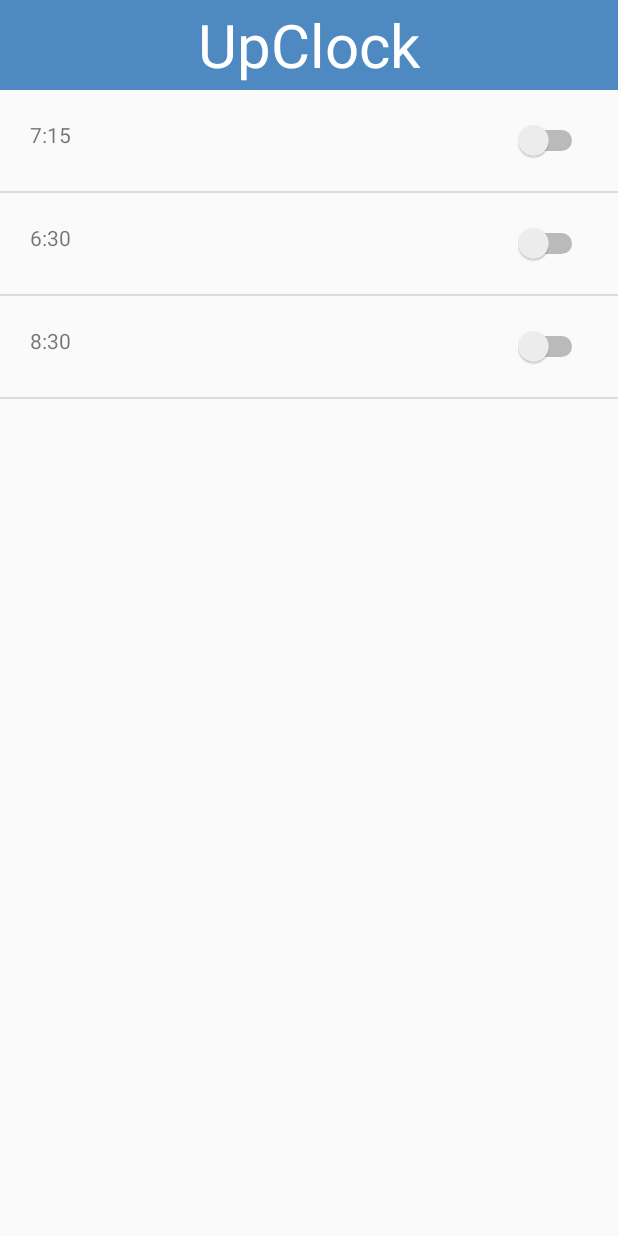
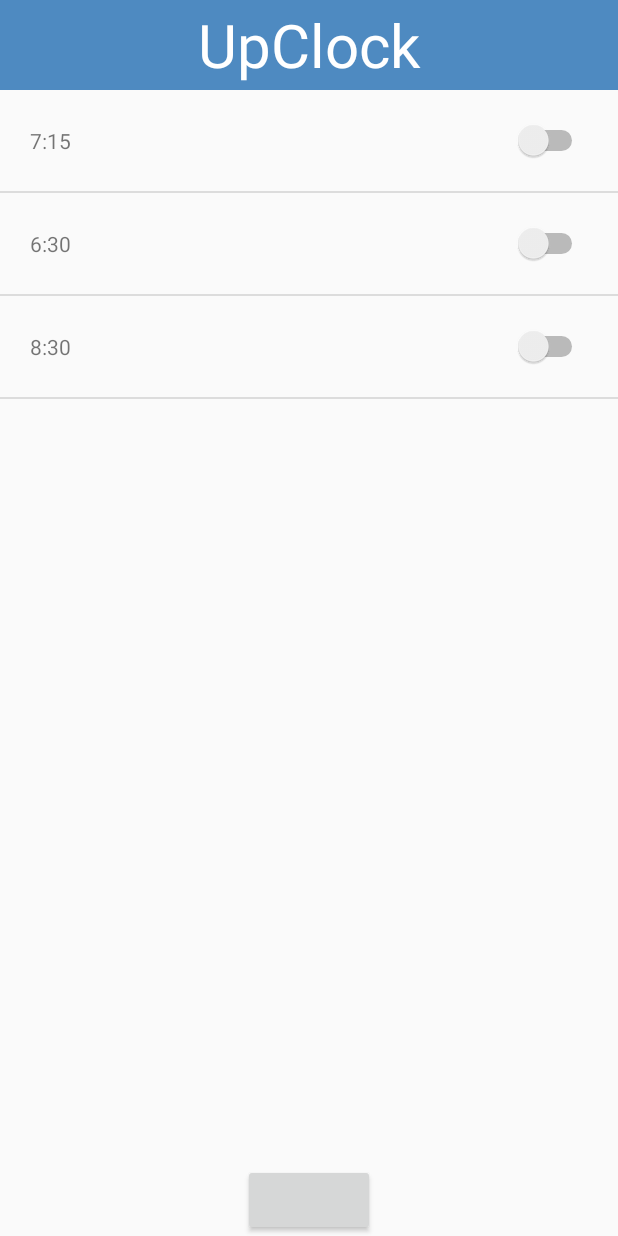
Before and after one commit to mmga/UpClock, an Android app: the screen it shows after launch (AlarmList), on a phone screen of 412 x 824 dp. Run offline under Robolectric (Android 15) with nearby library versions, the phone set to English and light mode, and no system bars.

Commit message:
aty2 add alarm界面

```diff
--- a/app/src/main/AndroidManifest.xml
+++ b/app/src/main/AndroidManifest.xml
@@ -16,6 +16,7 @@
                 <category android:name="android.intent.category.LAUNCHER" />
             </intent-filter>
         </activity>
+        <activity android:name=".activity.AddAlarm" />
     </application>
 
 </manifest>
--- a/app/src/main/java/com/mmga/upclock/activity/AlarmList.java
+++ b/app/src/main/java/com/mmga/upclock/activity/AlarmList.java
@@ -1,20 +1,20 @@
 package com.mmga.upclock.activity;
 
 import android.app.Activity;
+import android.content.Intent;
 import android.os.Bundle;
+import android.view.KeyEvent;
+import android.view.View;
 import android.view.Window;
+import android.widget.Button;
 import android.widget.ListView;
+import android.widget.Toast;
 
 import com.mmga.upclock.R;
 
-/**
- * Created by mmga on 2015/5/10.
- */
+
 public class AlarmList extends Activity {
 
-
-
-    private ListView lv;
 
     @Override
     protected void onCreate(Bundle savedInstanceState) {
@@ -22,12 +22,39 @@ public class AlarmList extends Activity {
         requestWindowFeature(Window.FEATURE_NO_TITLE);
         setContentView(R.layout.alarm_list);
 
-        lv = (ListView) findViewById(R.id.list_view);
+        ListView lv = (ListView) findViewById(R.id.list_view);
         lv.setAdapter(new ListViewAdapter(this));
 
+        Button btnAddAlarm = (Button) findViewById(R.id.btn_add_alarm);
+        btnAddAlarm.setOnClickListener(new View.OnClickListener() {
+            @Override
+            public void onClick(View v) {
+                Intent intent = new Intent(AlarmList.this, AddAlarm.class);
+                startActivity(intent);
+                overridePendingTransition(R.anim.abc_slide_in_bottom, R.anim.abc_slide_out_top);
+            }
+        });
+    }
+
+
+    private long mExitTime;
+    public boolean onKeyDown(int keyCode, KeyEvent event) {
+        if (keyCode == KeyEvent.KEYCODE_BACK) {
+            if ((System.currentTimeMillis() - mExitTime) > 1500) {
+                Toast.makeText(this, "再按一次退出程序", Toast.LENGTH_SHORT).show();
+                mExitTime = System.currentTimeMillis();
+
+            } else {
+                finish();
+            }
+            return true;
+        }
+        return super.onKeyDown(keyCode, event);
     }
 
 
 
 
+
+
 }
--- a/app/src/main/java/com/mmga/upclock/activity/ListCellData.java
+++ b/app/src/main/java/com/mmga/upclock/activity/ListCellData.java
@@ -7,6 +7,7 @@ public class ListCellData {
     private Boolean isAvailable;
     private int hour;
     private int minite;
+
 
     public ListCellData(Boolean isAvailable, int minite, int hour) {
         this.isAvailable = isAvailable;
--- a/app/src/main/java/com/mmga/upclock/activity/ListViewAdapter.java
+++ b/app/src/main/java/com/mmga/upclock/activity/ListViewAdapter.java
@@ -17,9 +17,9 @@ public class ListViewAdapter extends BaseAdapter {
 
 
     private ListCellData[] data = new ListCellData[]{
-            new ListCellData(true, 15, 7),
-            new ListCellData(true, 30, 6),
-            new ListCellData(false, 30, 8)};
+        new ListCellData(true, 15, 7),
+        new ListCellData(true, 30, 6),
+        new ListCellData(false, 30, 8)};
 
 
     private Context context = null;
@@ -31,6 +31,11 @@ public class ListViewAdapter extends BaseAdapter {
     public Context getContext() {
         return context;
     }
+
+
+    /*public void add(ListCellData data1) {
+
+    }*/
 
     @Override
     public int getCount() {
@@ -48,7 +53,9 @@ public class ListViewAdapter extends BaseAdapter {
     }
 
     @Override
-    public View getView(int position, View convertView, ViewGroup parent) {
+    public View getView(final int position, View convertView, ViewGroup parent) {
+
+
 
         LinearLayout ll = null;
         if (convertView != null) {
@@ -60,10 +67,8 @@ public class ListViewAdapter extends BaseAdapter {
         ListCellData data = (ListCellData) getItem(position);
 
         TextView time = (TextView) ll.findViewById(R.id.textview);
-        time.setText(String.format("%d:%d",data.getHour(),data.getMinite()));
-//        Switch isAvailible = (Switch) ll.findViewById(R.id.switch1);
+        String lable = String.format("%d:%d", data.getHour(), data.getMinite());
+        time.setText(lable);
 
-
-        return ll;
-    }
+        return ll;}
 }
--- a/app/src/main/res/layout/alarm_list.xml
+++ b/app/src/main/res/layout/alarm_list.xml
@@ -2,7 +2,9 @@
 <LinearLayout xmlns:android="http://schemas.android.com/apk/res/android"
     android:orientation="vertical"
     android:layout_width="match_parent"
-    android:layout_height="match_parent">
+    android:layout_height="match_parent"
+    android:weightSum="1"
+    >
 
     <TextView
         android:id="@+id/topbar"
@@ -19,6 +21,21 @@
     <ListView
         android:id="@+id/list_view"
         android:layout_width="match_parent"
-        android:layout_height="match_parent"
-         />
+        android:layout_height="0dp"
+        android:layout_weight="1" />
+
+
+
+
+    <Button
+        android:id="@+id/btn_add_alarm"
+        android:layout_gravity="center_horizontal"
+        android:layout_width="wrap_content"
+        android:layout_height="wrap_content"
+        >
+    </Button>
+
+
+
+
 </LinearLayout>
--- a/app/src/main/res/layout/alarm_list_cell.xml
+++ b/app/src/main/res/layout/alarm_list_cell.xml
@@ -10,18 +10,21 @@
         android:id="@+id/textview"
         android:layout_width="wrap_content"
         android:layout_height="wrap_content"
-        android:layout_weight="24"/>
+        android:layout_weight="24"
+        />
+
+
 
     <Switch
+
         android:layout_width="wrap_content"
         android:layout_height="wrap_content"
         android:id="@+id/switch1"
-        android:gravity="right"
-        android:textOn="."
-        android:textOff="."
+        android:layout_weight="1"
+        android:textOn=""
+        android:textOff=""
         android:switchMinWidth="50dp"
-
-         />
+        />
 
 
 </LinearLayout>
--- a/app/src/main/res/values/styles.xml
+++ b/app/src/main/res/values/styles.xml
@@ -5,4 +5,7 @@
         <!-- Customize your theme here. -->
     </style>
 
+
+
+
 </resources>
```
Also changed, not shown: app/src/main/java/com/mmga/upclock/activity/AddAlarm.java (added, +65 -0 lines), app/src/main/res/layout/add_alarm.xml (added, +30 -0 lines).
